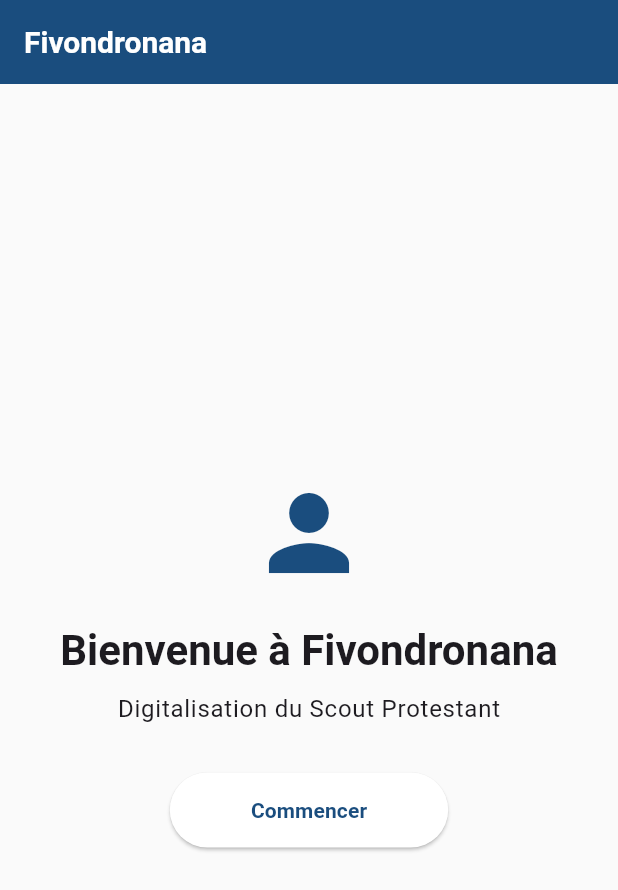
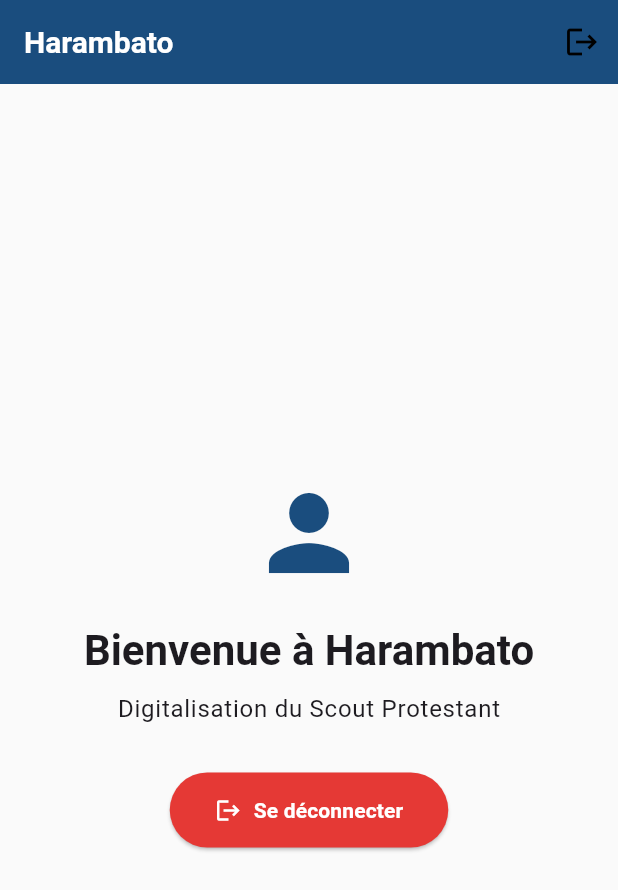
Before and after one commit to IhantsaFana/odifiv, a Flutter app: the screen it shows once a user with an empty profile is signed in, on a phone screen of 412 x 824 dp. Shown: the top 890 px of the screen. Run offline on Flutter 3.47's test engine with Material 3 defaults, Android fonts, the phone set to English and light mode, and no system bars; our stand-ins replace connectivity_plus, firebase_auth, firebase_core, get, google_sign_in, hive_flutter and 1 more; accounts and stored records are empty; Roboto replaces fonts that are missing (Poppins).

```diff
--- a/lib/main.dart
+++ b/lib/main.dart
@@ -39,16 +39,16 @@ void main() async {
     rethrow;
   }
 
-  runApp(const FivondronanaApp());
+  runApp(const HarambatoApp());
 }
 
-class FivondronanaApp extends StatelessWidget {
-  const FivondronanaApp({super.key});
+class HarambatoApp extends StatelessWidget {
+  const HarambatoApp({super.key});
 
   @override
   Widget build(BuildContext context) {
     return GetMaterialApp(
-      title: 'Fivondronana',
+      title: 'Harambato',
       theme: AppTheme.getLightTheme(),
       darkTheme: AppTheme.getDarkTheme(),
       themeMode: ThemeMode.system,
@@ -86,8 +86,24 @@ class HomeScreen extends StatelessWidget {
 
   @override
   Widget build(BuildContext context) {
+    final authController = Get.find<AuthController>();
+
     return Scaffold(
-      appBar: AppBar(title: const Text('Fivondronana'), elevation: 0),
+      appBar: AppBar(
+        title: const Text('Harambato'),
+        elevation: 0,
+        actions: [
+          // Bouton de déconnexion provisoire
+          IconButton(
+            icon: const Icon(Icons.logout),
+            tooltip: 'Déconnexion',
+            onPressed: () async {
+              await authController.logout();
+              Get.offAllNamed('/login');
+            },
+          ),
+        ],
+      ),
       body: Center(
         child: Column(
           mainAxisAlignment: MainAxisAlignment.center,
@@ -95,7 +111,7 @@ class HomeScreen extends StatelessWidget {
             const Icon(Icons.person, size: 80, color: Color(0xFF1a4d7e)),
             const SizedBox(height: 20),
             Text(
-              'Bienvenue à Fivondronana',
+              'Bienvenue à Harambato',
               style: Theme.of(context).textTheme.headlineMedium,
             ),
             const SizedBox(height: 10),
@@ -104,16 +120,19 @@ class HomeScreen extends StatelessWidget {
               style: Theme.of(context).textTheme.bodyLarge,
             ),
             const SizedBox(height: 30),
-            ElevatedButton(
-              onPressed: () {
-                // TODO: Navigate to login or home
-                ScaffoldMessenger.of(context).showSnackBar(
-                  const SnackBar(content: Text('Bienvenue! À implémenter...')),
-                );
+
+            // Bouton de déconnexion alternatif (plus visible)
+            ElevatedButton.icon(
+              onPressed: () async {
+                await authController.logout();
+                Get.offAllNamed('/login');
               },
-              child: const Padding(
-                padding: EdgeInsets.symmetric(horizontal: 30, vertical: 15),
-                child: Text('Commencer'),
+              icon: const Icon(Icons.logout),
+              label: const Text('Se déconnecter'),
+              style: ElevatedButton.styleFrom(
+                padding: const EdgeInsets.symmetric(horizontal: 30, vertical: 15),
+                backgroundColor: Colors.red[600],
+                foregroundColor: Colors.white,
               ),
             ),
           ],
--- a/lib/screens/auth/login_screen.dart
+++ b/lib/screens/auth/login_screen.dart
@@ -247,7 +247,7 @@ class _LoginScreenState extends State<LoginScreen> with TickerProviderStateMixin
                             // Google Sign In
                             Obx(() => SocialLoginButton(
                               label: 'Se connecter avec Google',
-                              icon: Icons.g_mobiledata,
+                              imagePath: 'assets/images/google_logo.webp',
                               onPressed: _handleGoogleLogin,
                               isLoading: authController.isLoading.value,
                             )),
```
Also changed, not shown: lib/widgets/social_login_button.dart (+33 -14 lines), assets/images/google_logo.webp (added), 1 other file.
